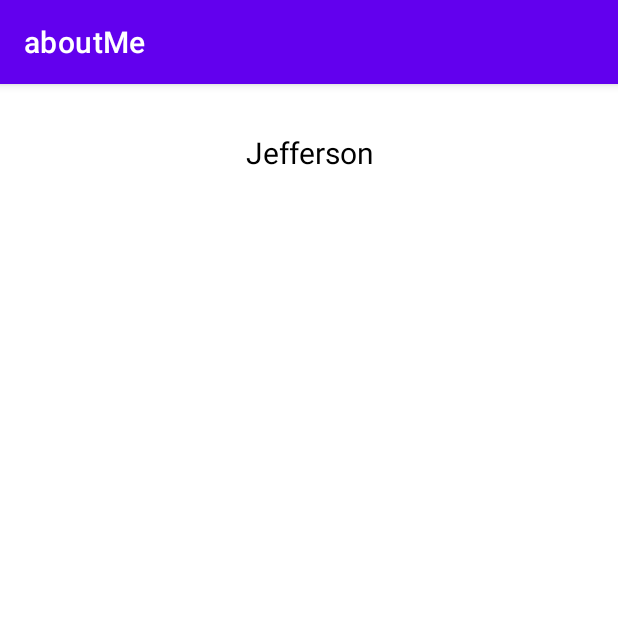
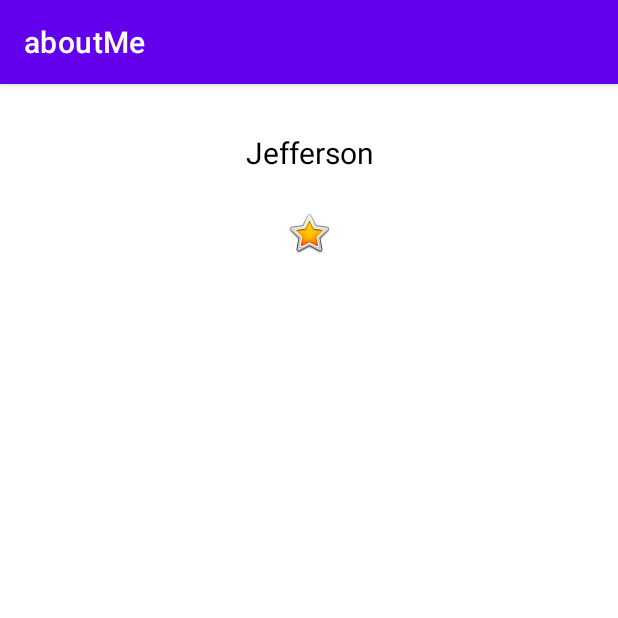
Before and after one commit to jeff77araujo/app_aboutMe, an Android app: the screen it shows after launch (MainActivity), on a phone screen of 412 x 824 dp, the top half of it. Run offline under Robolectric (Android 15) with nearby library versions, the phone set to English and light mode, and no system bars; Roboto replaces fonts that are not available here.

Commit message:
adicionando um icone no layout

```diff
--- a/aboutMe/app/src/main/res/layout/activity_main.xml
+++ b/aboutMe/app/src/main/res/layout/activity_main.xml
@@ -4,8 +4,8 @@
     xmlns:tools="http://schemas.android.com/tools"
     android:layout_width="match_parent"
     android:layout_height="match_parent"
-    android:padding="@dimen/small_padding">
-    <!--    android:orientation="vertical">-->
+    android:padding="@dimen/small_padding"
+    android:orientation="vertical">
 
 
     <TextView
@@ -14,4 +14,11 @@
         android:layout_height="43dp"
         android:text="@string/name"
         style="@style/nameStyle" />
+
+    <ImageView
+        android:id="@+id/star_image"
+        android:layout_width="match_parent"
+        android:layout_gravity="center"
+        android:layout_height="wrap_content"
+        app:srcCompat="@android:drawable/btn_star_big_on" />
 </LinearLayout>
```
